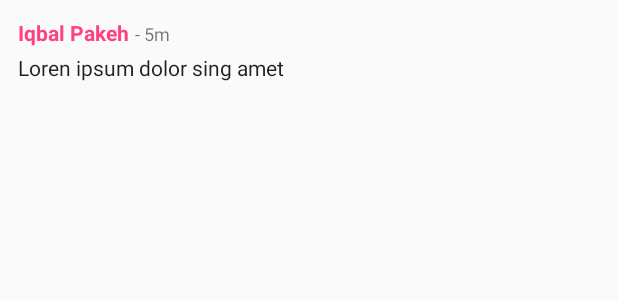
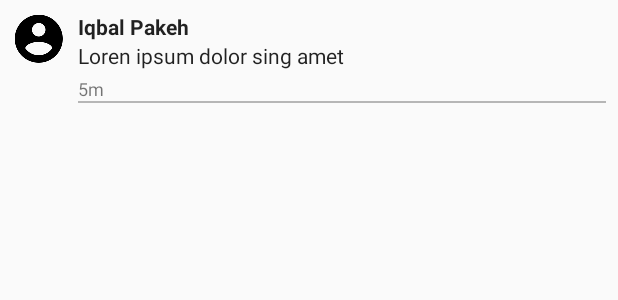
Before and after one commit to iqbalpakeh/medical-emergency-app, an Android app: the layout item_chat.xml on its own in the app's theme, with its tools: preview values and no code run, on a phone screen of 412 x 824 dp. Shown: the top 300 px of the screen. Run offline under Robolectric (Android 15) with nearby library versions, the phone set to English and light mode, and no system bars.

Commit message:
Change some layout

```diff
--- a/Client/EmergencyMedicalTeam/app/src/main/java/com/progremastudio/emergencymedicalteam/viewholder/ChatViewHolder.java
+++ b/Client/EmergencyMedicalTeam/app/src/main/java/com/progremastudio/emergencymedicalteam/viewholder/ChatViewHolder.java
@@ -40,7 +40,7 @@ public class ChatViewHolder extends RecyclerView.ViewHolder{
         /*
         Show timestamp
          */
-        mTimestamp.setText("- " + DateUtils.getRelativeTimeSpanString(Long.parseLong(chat.timestamp)));
+        mTimestamp.setText(DateUtils.getRelativeTimeSpanString(Long.parseLong(chat.timestamp)));
 
         /*
         Show user message
--- a/Client/EmergencyMedicalTeam/app/src/main/res/layout/item_chat.xml
+++ b/Client/EmergencyMedicalTeam/app/src/main/res/layout/item_chat.xml
@@ -1,15 +1,22 @@
 <?xml version="1.0" encoding="utf-8"?>
 <LinearLayout xmlns:android="http://schemas.android.com/apk/res/android"
+    xmlns:app="http://schemas.android.com/apk/res-auto"
     android:layout_width="match_parent"
     android:layout_height="wrap_content"
     android:orientation="horizontal"
     android:padding="8dp">
 
+    <android.support.v7.widget.AppCompatImageView
+        android:layout_width="wrap_content"
+        android:layout_height="wrap_content"
+        app:srcCompat="@drawable/ic_account_circle_black_36dp" />
+
     <LinearLayout
         android:layout_width="0dp"
         android:layout_height="wrap_content"
         android:layout_weight="1"
-        android:orientation="vertical">
+        android:orientation="vertical"
+        android:paddingStart="8dp">
 
         <LinearLayout
             android:layout_width="match_parent"
@@ -20,22 +27,19 @@
                 android:id="@+id/display_name_field"
                 android:layout_width="wrap_content"
                 android:layout_height="wrap_content"
-                android:layout_marginBottom="4dp"
-                android:layout_marginLeft="4dp"
-                android:layout_marginTop="4dp"
                 android:text="Iqbal Pakeh"
-                android:textColor="@color/colorAccent"
-                android:textSize="14sp"
-                android:textStyle="bold" />
+                android:textColor="@color/text_primary_dark"
+                android:textStyle="bold"
+                android:textSize="14sp" />
 
-            <TextView
-                android:id="@+id/timestamp_field"
-                android:layout_width="wrap_content"
-                android:layout_height="wrap_content"
-                android:layout_margin="4dp"
-                android:text="- 5m"
-                android:textColor="@color/text_secondary_dark"
-                android:textSize="12sp" />
+            <!--<TextView-->
+                <!--android:id="@+id/timestamp_field"-->
+                <!--android:layout_width="wrap_content"-->
+                <!--android:layout_height="wrap_content"-->
+                <!--android:layout_margin="4dp"-->
+                <!--android:text="- 5m"-->
+                <!--android:textColor="@color/text_secondary_dark"-->
+                <!--android:textSize="12sp" />-->
 
         </LinearLayout>
 
@@ -43,12 +47,23 @@
             android:id="@+id/message_field"
             android:layout_width="wrap_content"
             android:layout_height="wrap_content"
-            android:layout_marginBottom="4dp"
-            android:layout_marginEnd="4dp"
-            android:layout_marginStart="4dp"
             android:text="Loren ipsum dolor sing amet"
             android:textColor="@color/text_primary_dark"
             android:textSize="14sp" />
+
+        <TextView
+            android:id="@+id/timestamp_field"
+            android:layout_width="wrap_content"
+            android:layout_height="wrap_content"
+            android:layout_marginTop="4dp"
+            android:text="5m"
+            android:textColor="@color/text_secondary_dark"
+            android:textSize="12sp" />
+
+        <View
+            android:layout_width="match_parent"
+            android:layout_height="1dp"
+            android:background="@color/divider" />
 
     </LinearLayout>
 
```
